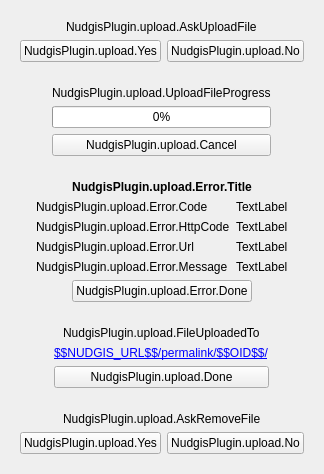
UbiCastTeam/nudgis-obs-plugin, file src/nudgis-upload.ui: the form before one commit.
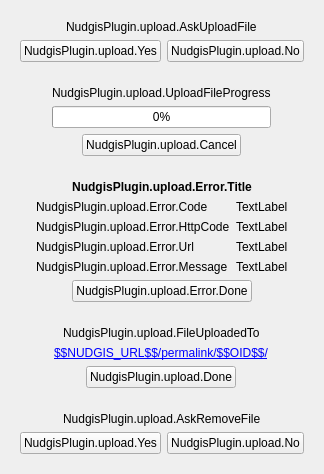
The form after the commit.

Commit message: nudges-upload-ui: ergonomic improvements

```diff
--- a/src/nudgis-upload.ui
+++ b/src/nudgis-upload.ui
@@ -6,8 +6,8 @@
    <rect>
     <x>0</x>
     <y>0</y>
-    <width>428</width>
-    <height>358</height>
+    <width>394</width>
+    <height>90</height>
    </rect>
   </property>
   <property name="windowTitle">
@@ -68,7 +68,7 @@
         </property>
        </widget>
       </item>
-      <item>
+      <item alignment="Qt::AlignHCenter">
        <widget class="QPushButton" name="pushButton_Cancel">
         <property name="text">
          <string>NudgisPlugin.upload.Cancel</string>
@@ -247,7 +247,7 @@
         </property>
        </widget>
       </item>
-      <item>
+      <item alignment="Qt::AlignHCenter">
        <widget class="QPushButton" name="pushButton_Done">
         <property name="text">
          <string>NudgisPlugin.upload.Done</string>
```
Left out of the diff: 14 changed lines with no effect on the pictures.
